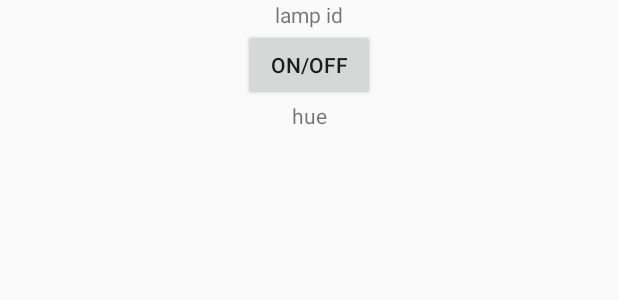
After one commit to LucasDotEXE/HueApp, an Android app: the layout fragment_hue_lamp_info.xml on its own in the app's theme, with its tools: preview values and no code run, on a phone screen of 412 x 824 dp. The commit adds this screen. Shown: the top 300 px of the screen. Run offline under Robolectric (Android 15) with nearby library versions, the phone set to English and light mode, and no system bars; network calls fail.

Commit message:
Working connectino and update of lamp in emulator
Bug: Boundary cases with some sliders don't work with Android Color library

```diff
--- a/app/build.gradle
+++ b/app/build.gradle
@@ -31,6 +31,7 @@ dependencies {
     implementation 'com.squareup.picasso:picasso:2.71828'
     implementation 'androidx.appcompat:appcompat:1.1.0'
     implementation 'androidx.constraintlayout:constraintlayout:1.1.3'
+    implementation 'androidx.legacy:legacy-support-v4:1.0.0'
     testImplementation 'junit:junit:4.12'
     androidTestImplementation 'com.android.support.test:runner:1.0.2'
     androidTestImplementation 'com.android.support.test.espresso:espresso-core:3.0.2'
--- a/app/src/main/AndroidManifest.xml
+++ b/app/src/main/AndroidManifest.xml
@@ -13,7 +13,8 @@
         android:supportsRtl="true"
         android:theme="@style/AppTheme"
         android:usesCleartextTraffic="true">
-        <activity android:name=".View.APIConnectionSettings"></activity>
+        <activity android:name=".View.DetailActivity"></activity>
+        <activity android:name=".View.APIConnectionSettings" />
         <activity android:name=".View.MainActivity">
             <intent-filter>
                 <action android:name="android.intent.action.MAIN" />
--- a/app/src/main/java/com/example/hueapp/ColorPickerFragment.java
+++ b/app/src/main/java/com/example/hueapp/ColorPickerFragment.java
@@ -7,6 +7,7 @@ import android.os.Bundle;
 import androidx.annotation.Nullable;
 import androidx.fragment.app.Fragment;
 
+import android.util.Log;
 import android.view.LayoutInflater;
 import android.view.View;
 import android.view.ViewGroup;
@@ -36,6 +37,7 @@ public class ColorPickerFragment extends Fragment {
     public void onCreate(Bundle savedInstanceState) {
         super.onCreate(savedInstanceState);
         if (getArguments() != null) {
+            Log.d("Hue", "Colorpicker received args");
         }
 
     }
--- a/app/src/main/java/com/example/hueapp/Controller/ApiManager.java
+++ b/app/src/main/java/com/example/hueapp/Controller/ApiManager.java
@@ -68,7 +68,7 @@ public class ApiManager {
         });
         this.queue.add(request);
     }
-
+/*
 
     public void getLampInfo() {
         final JsonArrayRequest request = new JsonArrayRequest(
@@ -106,6 +106,7 @@ public class ApiManager {
         });
         this.queue.add(request);
     }
+*/
 
     public void sendUpdateToHue(HueNetwork network, int id, HueLamp lamp)
     {
@@ -170,7 +171,7 @@ public class ApiManager {
 
                 @Override
                 public void retry(VolleyError error) throws VolleyError {
-                    Log.e("API Mager GetToken", error.getMessage());
+                    Log.e("API Mager GetToken", "" + error.getMessage());
                     error.printStackTrace();
                 }
             });
--- a/app/src/main/java/com/example/hueapp/Model/CentralVariables.java
+++ b/app/src/main/java/com/example/hueapp/Model/CentralVariables.java
@@ -7,6 +7,7 @@ import java.util.ArrayList;
 public class CentralVariables {
 
     private final static CentralVariables instance = new CentralVariables();
+    public final static String HueLamp_Key = "HueLampObject";
 
     private CentralVariables() {
     }
@@ -15,7 +16,7 @@ public class CentralVariables {
         return instance;
     }
 
-    private HueNetwork network = HueNetworkTestHelper.LucasLocalTestNetwork;
+    private HueNetwork network = new HueNetwork("10.0.2.2");
 
     public HueNetwork getNetwork() {
         return network;
--- a/app/src/main/java/com/example/hueapp/Model/HueNetwork.java
+++ b/app/src/main/java/com/example/hueapp/Model/HueNetwork.java
@@ -48,7 +48,7 @@ public class HueNetwork implements Parcelable {
         try {
             int i = 1;
             while (true) {
-                lamps.add(new HueLamp(lights.getJSONObject("" + i + "")));
+                lamps.add(new HueLamp(i, lights.getJSONObject("" + i + "")));
                 i++;
             }
         } catch (JSONException e) {
--- a/app/src/main/res/layout/fragment_colorpicker.xml
+++ b/app/src/main/res/layout/fragment_colorpicker.xml
@@ -12,7 +12,8 @@
     <com.madrapps.pikolo.HSLColorPicker
         android:id="@+id/colorpicker"
         android:layout_width="match_parent"
-        android:layout_height="match_parent"></com.madrapps.pikolo.HSLColorPicker>
+        android:layout_height="match_parent"
+        ></com.madrapps.pikolo.HSLColorPicker>
 
     <!--<com.madrapps.pikolo.HSLColorPicker-->
     <!--android:id="@+id/colorPicker"-->
--- /dev/null
+++ b/app/src/main/res/layout/fragment_hue_lamp_info.xml
@@ -0,0 +1,42 @@
+<FrameLayout xmlns:android="http://schemas.android.com/apk/res/android"
+    xmlns:app="http://schemas.android.com/apk/res-auto"
+    xmlns:tools="http://schemas.android.com/tools"
+    android:layout_width="match_parent"
+    android:layout_height="match_parent"
+    tools:context=".HueLampInfoFragment">
+
+    <androidx.constraintlayout.widget.ConstraintLayout
+        android:layout_width="match_parent"
+        android:layout_height="match_parent">
+
+        <TextView
+            android:id="@+id/lamp_id"
+            android:layout_width="wrap_content"
+            android:layout_height="wrap_content"
+            android:text="lamp id"
+            app:layout_constraintBottom_toTopOf="@+id/button_on_off"
+            app:layout_constraintEnd_toEndOf="parent"
+            app:layout_constraintStart_toStartOf="parent"
+            app:layout_constraintTop_toTopOf="parent" />
+
+        <Button
+            android:id="@+id/button_on_off"
+            android:layout_width="wrap_content"
+            android:layout_height="wrap_content"
+            android:text="On/Off"
+            app:layout_constraintBottom_toTopOf="@+id/lamp_hue"
+            app:layout_constraintEnd_toEndOf="@+id/lamp_id"
+            app:layout_constraintStart_toStartOf="@+id/lamp_id"
+            app:layout_constraintTop_toBottomOf="@+id/lamp_id" />
+
+        <TextView
+            android:id="@+id/lamp_hue"
+            android:layout_width="wrap_content"
+            android:layout_height="wrap_content"
+            android:text="hue"
+            app:layout_constraintBottom_toTopOf="@+id/lamp_id"
+            app:layout_constraintEnd_toEndOf="@+id/button_on_off"
+            app:layout_constraintStart_toStartOf="@+id/button_on_off"
+            app:layout_constraintTop_toBottomOf="@+id/button_on_off" />
+    </androidx.constraintlayout.widget.ConstraintLayout>
+</FrameLayout>
```
Also changed, not shown: app/src/main/java/com/example/hueapp/Controller/MainActivity_HeuNetworkAdapter.java (+16 -14 lines), app/src/main/java/com/example/hueapp/HueLampInfoFragment.java (added, +125 -0 lines), app/src/main/java/com/example/hueapp/Model/HueLamp.java (+37 -6 lines), app/src/main/java/com/example/hueapp/View/DetailActivity.java (added, +81 -0 lines), app/src/main/java/com/example/hueapp/View/MainActivity.java (+7 -0 lines), app/src/main/res/layout/activity_detail.xml (added, +44 -0 lines).
